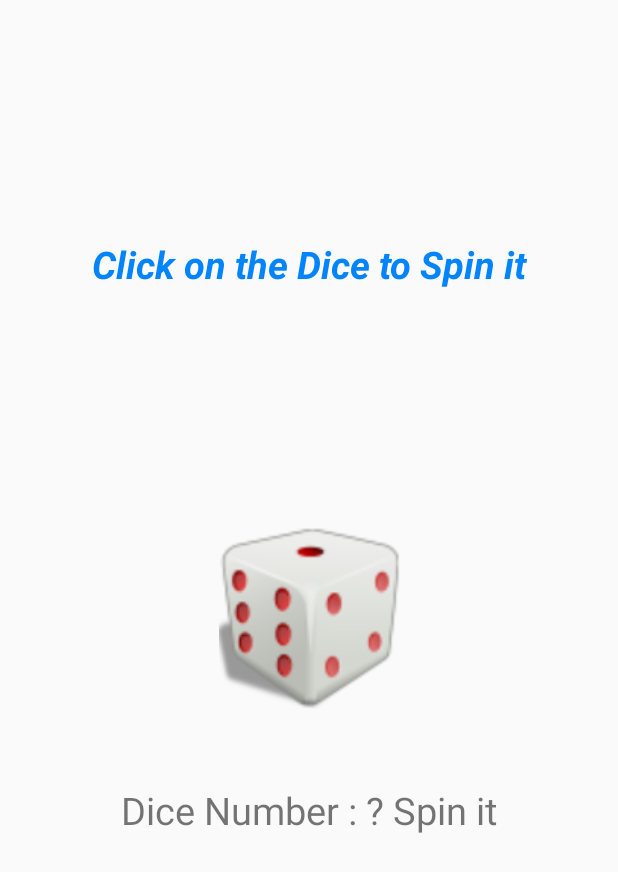
After one commit to JayadharGj/QuickGunGame, an Android app: the layout dicerolling.xml on its own in the app's theme, with its tools: preview values and no code run, on a phone screen of 412 x 824 dp. The commit adds this screen. Shown: the top 872 px of the screen. Run offline under Robolectric (Android 15) with nearby library versions, the phone set to English and light mode, and no system bars.

Commit message:
Rolling dice activity

```diff
--- a/app/src/main/AndroidManifest.xml
+++ b/app/src/main/AndroidManifest.xml
@@ -40,6 +40,11 @@
                 <category android:name="android.intent.category.LAUNCHER" />
             </intent-filter>
         </activity>
+        <activity
+            android:name=".DiceRolling"
+            android:configChanges="orientation|keyboardHidden|screenSize">
+
+        </activity>
     </application>
 
 </manifest>
--- /dev/null
+++ b/app/src/main/java/com/example/diceandload/PreLollipopSoundPool.java
@@ -0,0 +1,14 @@
+package com.example.diceandload;
+
+import android.media.AudioManager;
+import android.media.SoundPool;
+
+/**
+ * Created a pre Lollipop SoundPool
+ */
+public final class PreLollipopSoundPool {
+    @SuppressWarnings("deprecation")
+    public static SoundPool NewSoundPool() {
+        return new SoundPool(1, AudioManager.STREAM_MUSIC,0);
+    }
+}
--- /dev/null
+++ b/app/src/main/res/layout/dicerolling.xml
@@ -0,0 +1,45 @@
+<?xml version="1.0" encoding="utf-8"?>
+<androidx.constraintlayout.widget.ConstraintLayout xmlns:android="http://schemas.android.com/apk/res/android"
+    xmlns:app="http://schemas.android.com/apk/res-auto"
+    xmlns:tools="http://schemas.android.com/tools"
+    android:layout_width="match_parent"
+    android:layout_height="match_parent"
+    tools:context=".MainActivity">
+
+
+    <ImageView
+        android:id="@+id/imageView"
+        android:layout_width="131dp"
+        android:layout_height="121dp"
+        app:layout_constraintBottom_toBottomOf="parent"
+        app:layout_constraintEnd_toEndOf="parent"
+        app:layout_constraintStart_toStartOf="parent"
+        app:layout_constraintTop_toTopOf="parent"
+        app:srcCompat="@drawable/dice3droll" />
+
+    <TextView
+        android:id="@+id/dice_no"
+        android:layout_width="wrap_content"
+        android:layout_height="wrap_content"
+        android:text="@string/dice_number_spin_it"
+        android:textSize="25sp"
+        app:layout_constraintBottom_toBottomOf="parent"
+        app:layout_constraintEnd_toEndOf="parent"
+        app:layout_constraintHorizontal_bias="0.498"
+        app:layout_constraintStart_toStartOf="parent"
+        app:layout_constraintTop_toBottomOf="@+id/imageView"
+        app:layout_constraintVertical_bias="0.157" />
+
+    <TextView
+        android:id="@+id/textView2"
+        android:layout_width="wrap_content"
+        android:layout_height="wrap_content"
+        android:textColor="#0184FC"
+        android:textSize="25sp"
+        android:textStyle="italic|bold"
+        android:text="Click on the Dice to Spin it"
+        app:layout_constraintBottom_toTopOf="@+id/imageView"
+        app:layout_constraintEnd_toEndOf="parent"
+        app:layout_constraintStart_toStartOf="parent"
+        app:layout_constraintTop_toTopOf="parent" />
+</androidx.constraintlayout.widget.ConstraintLayout>
--- /dev/null
+++ b/app/src/main/res/values/shake_dice.xml
@@ -0,0 +1,2 @@
+<?xml version="1.0" encoding="utf-8"?>
+<resources></resources>
--- a/app/src/main/res/values/strings.xml
+++ b/app/src/main/res/values/strings.xml
@@ -56,4 +56,7 @@
     <string name="getting_data">Getting User Info…</string>
     <string name="password_mismatch">Make sure your passwords match</string>
     <string name="login_failed">Login failed! Try again!</string>
+    <string name="press_for_dice_roll">Press for Dice Roll</string>
+    <string name="dice" />
+    <string name="dice_number_spin_it">Dice Number : ? Spin it</string>
 </resources>
```
Also changed, not shown: app/src/main/res/dice3d_rounded-web.png (added), app/src/main/res/drawable-v24/dice3d.png (added), app/src/main/res/drawable-v24/dice3droll.png (added), app/src/main/res/drawable-v24/five.png (added), app/src/main/res/drawable-v24/four.png (added), app/src/main/res/drawable-v24/one.png (added), app/src/main/res/drawable-v24/six.png (added), app/src/main/res/drawable-v24/three.png (added), app/src/main/res/drawable-v24/two.png (added), 1 other file.
